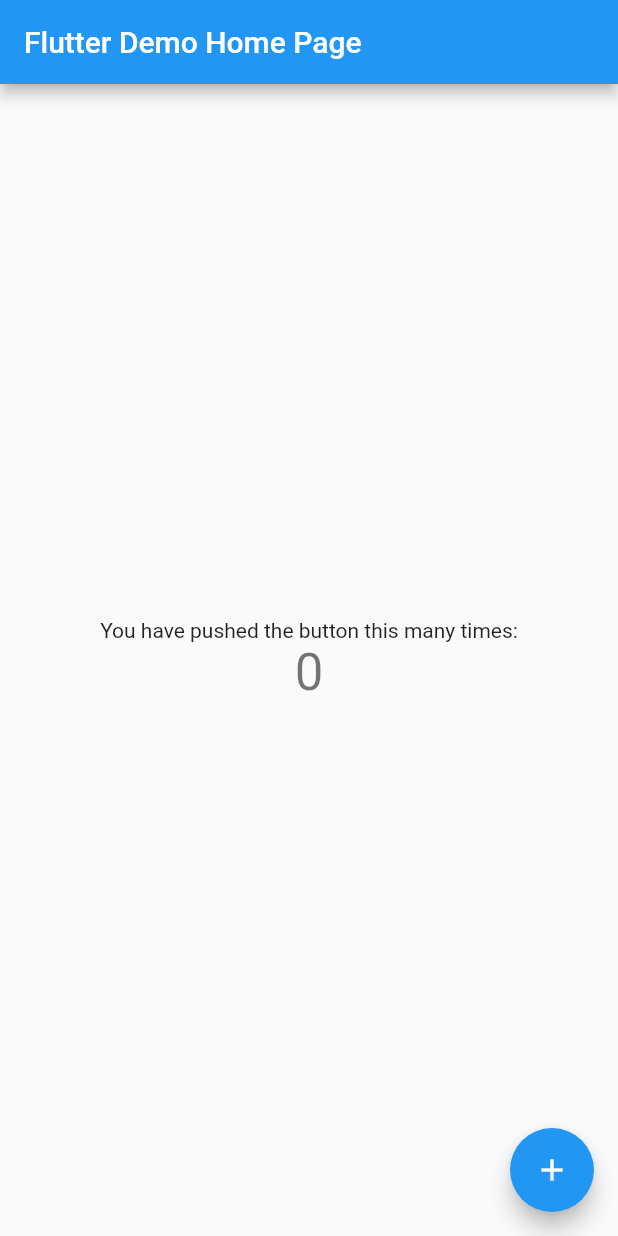
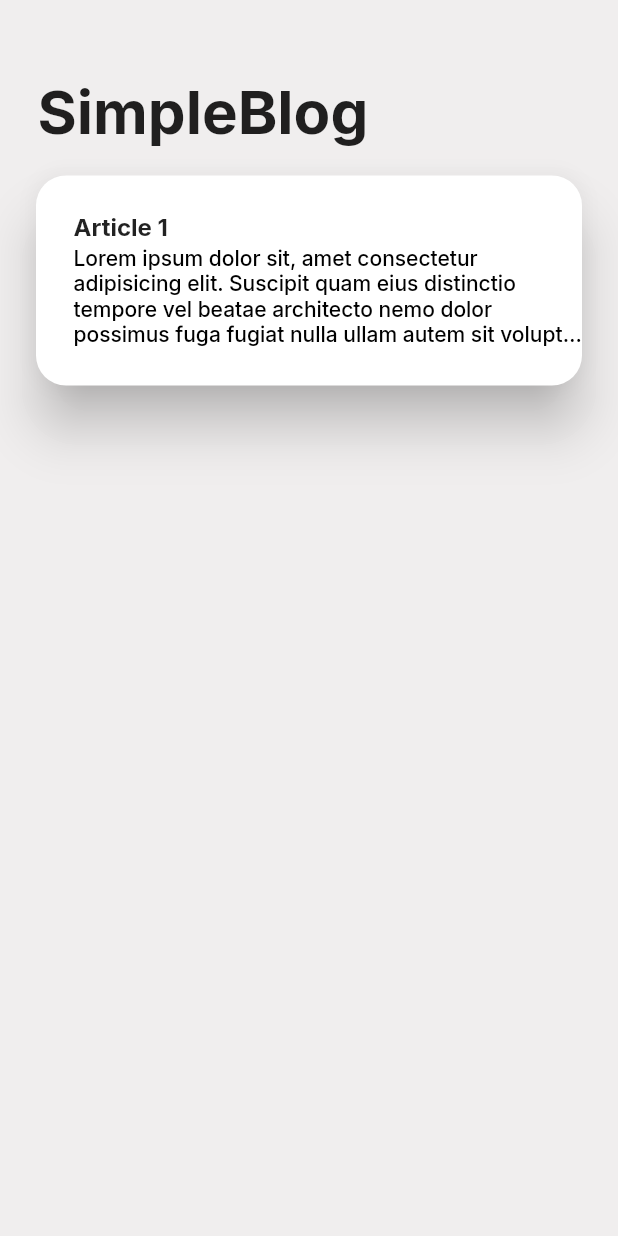
Before and after one commit to PapiHack/galsen-dev-wec-demo, a Flutter app: the screen it shows after launch, on a phone screen of 412 x 824 dp. Run offline on Flutter 3.47's test engine with Material 2 defaults, Android fonts, the phone set to English and light mode, and no system bars; our stand-ins replace flutter_dotenv, google_fonts, sizer.

Commit message:
Fix graddle build issue & integrate list article page

```diff
--- /dev/null
+++ b/simple_blog_app/lib/config/app_colors.dart
@@ -0,0 +1,7 @@
+import 'package:flutter/material.dart';
+
+class AppColors {
+  static const Color background = Color(0xF5EFEDED);
+  static const Color black = Color(0x00000000);
+  static const Color strokeInputActif = Color(0xFF13C2C2);
+}
--- /dev/null
+++ b/simple_blog_app/lib/config/app_router.dart
@@ -0,0 +1,31 @@
+import 'package:flutter/material.dart';
+import 'package:simple_blog_app/presentation/presentation.dart';
+
+class AppRouter {
+  static Route<dynamic> generateRoutes(RouteSettings settings) {
+    switch (settings.name) {
+      case '/':
+      case '/articles':
+        return MaterialPageRoute(
+          builder: (_) => const ListArticlesScreen(),
+        );
+      default:
+        return _errorRoute();
+    }
+  }
+
+  static Route<dynamic> _errorRoute() {
+    return MaterialPageRoute(
+      builder: (_) {
+        return Scaffold(
+          appBar: AppBar(
+            title: const Text('Error'),
+          ),
+          body: const Center(
+            child: Text('error'),
+          ),
+        );
+      },
+    );
+  }
+}
--- /dev/null
+++ b/simple_blog_app/lib/config/app_theme.dart
@@ -0,0 +1,16 @@
+import 'package:flutter/material.dart';
+import 'package:simple_blog_app/config/config.dart';
+
+class AppTheme {
+  static ThemeData get theme => ThemeData(
+        fontFamily: 'Inter',
+        primaryColor: AppColors.black,
+        backgroundColor: AppColors.background,
+        scaffoldBackgroundColor: AppColors.background,
+        bottomSheetTheme: const BottomSheetThemeData(
+          backgroundColor: AppColors.background,
+        ),
+        focusColor: AppColors.strokeInputActif,
+        brightness: Brightness.light,
+      );
+}
--- a/simple_blog_app/lib/config/config.dart
+++ b/simple_blog_app/lib/config/config.dart
@@ -0,0 +1,3 @@
+export 'app_colors.dart';
+export 'app_router.dart';
+export 'app_theme.dart';
--- a/simple_blog_app/lib/main.dart
+++ b/simple_blog_app/lib/main.dart
@@ -1,113 +1,17 @@
 import 'package:flutter/material.dart';
+import 'package:flutter/services.dart';
+import 'package:simple_blog_app/simple_blog_app.dart';
+import 'package:simple_blog_app/utils/utils.dart';
 
-void main() {
-  runApp(MyApp());
+Future<void> main() async {
+  WidgetsFlutterBinding.ensureInitialized();
+  await EnvironmentConfig.load();
+
+  SystemChrome.setPreferredOrientations([
+    DeviceOrientation.portraitUp,
+  ]).then(
+    (value) => runApp(
+      SimpleBlogApp(),
+    ),
+  );
 }
-
-class MyApp extends StatelessWidget {
-  // This widget is the root of your application.
-  @override
-  Widget build(BuildContext context) {
-    return MaterialApp(
-      title: 'Flutter Demo',
-      theme: ThemeData(
-        // This is the theme of your application.
-        //
-        // Try running your application with "flutter run". You'll see the
-        // application has a blue toolbar. Then, without quitting the app, try
-        // changing the primarySwatch below to Colors.green and then invoke
-        // "hot reload" (press "r" in the console where you ran "flutter run",
-        // or simply save your changes to "hot reload" in a Flutter IDE).
-        // Notice that the counter didn't reset back to zero; the application
-        // is not restarted.
-        primarySwatch: Colors.blue,
-      ),
-      home: MyHomePage(title: 'Flutter Demo Home Page'),
-    );
-  }
-}
-
-class MyHomePage extends StatefulWidget {
-  MyHomePage({Key? key, required this.title}) : super(key: key);
-
-  // This widget is the home page of your application. It is stateful, meaning
-  // that it has a State object (defined below) that contains fields that affect
-  // how it looks.
-
-  // This class is the configuration for the state. It holds the values (in this
-  // case the title) provided by the parent (in this case the App widget) and
-  // used by the build method of the State. Fields in a Widget subclass are
-  // always marked "final".
-
-  final String title;
-
-  @override
-  _MyHomePageState createState() => _MyHomePageState();
-}
-
-class _MyHomePageState extends State<MyHomePage> {
-  int _counter = 0;
-
-  void _incrementCounter() {
-    setState(() {
-      // This call to setState tells the Flutter framework that something has
-      // changed in this State, which causes it to rerun the build method below
-      // so that the display can reflect the updated values. If we changed
-      // _counter without calling setState(), then the build method would not be
-      // called again, and so nothing would appear to happen.
-      _counter++;
-    });
-  }
-
-  @override
-  Widget build(BuildContext context) {
-    // This method is rerun every time setState is called, for instance as done
-    // by the _incrementCounter method above.
-    //
-    // The Flutter framework has been optimized to make rerunning build methods
-    // fast, so that you can just rebuild anything that needs updating rather
-    // than having to individually change instances of widgets.
-    return Scaffold(
-      appBar: AppBar(
-        // Here we take the value from the MyHomePage object that was created by
-        // the App.build method, and use it to set our appbar title.
-        title: Text(widget.title),
-      ),
-      body: Center(
-        // Center is a layout widget. It takes a single child and positions it
-        // in the middle of the parent.
-        child: Column(
-          // Column is also a layout widget. It takes a list of children and
-          // arranges them vertically. By default, it sizes itself to fit its
-          // children horizontally, and tries to be as tall as its parent.
-          //
-          // Invoke "debug painting" (press "p" in the console, choose the
-          // "Toggle Debug Paint" action from the Flutter Inspector in Android
-          // Studio, or the "Toggle Debug Paint" command in Visual Studio Code)
-          // to see the wireframe for each widget.
-          //
-          // Column has various properties to control how it sizes itself and
-          // how it positions its children. Here we use mainAxisAlignment to
-          // center the children vertically; the main axis here is the vertical
-          // axis because Columns are vertical (the cross axis would be
-          // horizontal).
-          mainAxisAlignment: MainAxisAlignment.center,
-          children: <Widget>[
-            Text(
-              'You have pushed the button this many times:',
-            ),
-            Text(
-              '$_counter',
-              style: Theme.of(context).textTheme.headline4,
-            ),
-          ],
-        ),
-      ),
-      floatingActionButton: FloatingActionButton(
-        onPressed: _incrementCounter,
-        tooltip: 'Increment',
-        child: Icon(Icons.add),
-      ), // This trailing comma makes auto-formatting nicer for build methods.
-    );
-  }
-}
--- /dev/null
+++ b/simple_blog_app/lib/presentation/views/article_creation_screen.dart
@@ -0,0 +1,10 @@
+import 'package:flutter/material.dart';
+
+class ArticleCreationScreen extends StatelessWidget {
+  const ArticleCreationScreen({Key? key}) : super(key: key);
+
+  @override
+  Widget build(BuildContext context) {
+    return Container();
+  }
+}
--- /dev/null
+++ b/simple_blog_app/lib/presentation/views/article_detail_screen.dart
@@ -0,0 +1,10 @@
+import 'package:flutter/material.dart';
+
+class ArticleDetailScreen extends StatelessWidget {
+  const ArticleDetailScreen({Key? key}) : super(key: key);
+
+  @override
+  Widget build(BuildContext context) {
+    return Container();
+  }
+}
--- /dev/null
+++ b/simple_blog_app/lib/presentation/views/list_articles_screen.dart
@@ -0,0 +1,31 @@
+import 'package:flutter/material.dart';
+import 'package:simple_blog_app/presentation/widgets/widgets.dart';
+
+class ListArticlesScreen extends StatelessWidget {
+  const ListArticlesScreen({Key? key}) : super(key: key);
+
+  @override
+  Widget build(BuildContext context) {
+    return Scaffold(
+      body: SafeArea(
+        child: Column(
+          crossAxisAlignment: CrossAxisAlignment.start,
+          children: [
+            TitleWidget(
+              title: 'SimpleBlog',
+            ),
+            Expanded(
+              child: SingleChildScrollView(
+                child: Column(
+                  children: [
+                    ListArticleItemWidget(),
+                  ],
+                ),
+              ),
+            )
+          ],
+        ),
+      ),
+    );
+  }
+}
--- a/simple_blog_app/lib/presentation/views/views.dart
+++ b/simple_blog_app/lib/presentation/views/views.dart
@@ -0,0 +1,3 @@
+export 'article_creation_screen.dart';
+export 'article_detail_screen.dart';
+export 'list_articles_screen.dart';
--- /dev/null
+++ b/simple_blog_app/lib/presentation/widgets/articles/article_form_creation_widget.dart
@@ -0,0 +1,10 @@
+import 'package:flutter/material.dart';
+
+class ArticleFormCreationWidget extends StatelessWidget {
+  const ArticleFormCreationWidget({Key? key}) : super(key: key);
+
+  @override
+  Widget build(BuildContext context) {
+    return Container();
+  }
+}
--- /dev/null
+++ b/simple_blog_app/lib/presentation/widgets/articles/list_article_item_detail_widget.dart
@@ -0,0 +1,10 @@
+import 'package:flutter/material.dart';
+
+class ListArticleItemDetailWidget extends StatelessWidget {
+  const ListArticleItemDetailWidget({Key? key}) : super(key: key);
+
+  @override
+  Widget build(BuildContext context) {
+    return Container();
+  }
+}
--- /dev/null
+++ b/simple_blog_app/lib/presentation/widgets/articles/list_article_item_widget.dart
@@ -0,0 +1,66 @@
+import 'package:flutter/material.dart';
+import 'package:google_fonts/google_fonts.dart';
+
+class ListArticleItemWidget extends StatelessWidget {
+  const ListArticleItemWidget({Key? key}) : super(key: key);
+
+  @override
+  Widget build(BuildContext context) {
+    return Container(
+      margin: EdgeInsets.symmetric(
+        vertical: 15,
+        horizontal: 20,
+      ),
+      child: Card(
+        shadowColor: Colors.black,
+        surfaceTintColor: Colors.black,
+        elevation: 15.0,
+        shape: RoundedRectangleBorder(
+          // side: BorderSide(width: 3.0),
+          borderRadius: BorderRadius.all(
+            Radius.circular(
+              20,
+            ),
+          ),
+        ),
+        child: Column(
+          crossAxisAlignment: CrossAxisAlignment.start,
+          children: [
+            Container(
+              margin: EdgeInsets.only(
+                left: 25,
+                top: 24,
+              ),
+              child: Text(
+                'Article 1',
+                style: GoogleFonts.inter(
+                  fontSize: 16,
+                  fontWeight: FontWeight.w700,
+                  fontStyle: FontStyle.normal,
+                ),
+              ),
+            ),
+            Container(
+              margin: EdgeInsets.only(
+                left: 25,
+                top: 3,
+                bottom: 26,
+              ),
+              child: Text(
+                'Lorem ipsum dolor sit, amet consectetur adipisicing elit. Suscipit quam eius distinctio tempore vel beatae architecto nemo dolor possimus fuga fugiat nulla ullam autem sit voluptatum error dolores hic placeat, facere velit nam! Officiis porro maiores ex fugit veritatis ipsa!',
+                maxLines: 4,
+                overflow: TextOverflow.ellipsis,
+                style: GoogleFonts.inter(
+                  color: Colors.black,
+                  fontSize: 14,
+                  fontWeight: FontWeight.w500,
+                  fontStyle: FontStyle.normal,
+                ),
+              ),
+            ),
+          ],
+        ),
+      ),
+    );
+  }
+}
--- /dev/null
+++ b/simple_blog_app/lib/presentation/widgets/title_widget.dart
@@ -0,0 +1,28 @@
+import 'package:flutter/material.dart';
+import 'package:google_fonts/google_fonts.dart';
+
+class TitleWidget extends StatelessWidget {
+  final String title;
+  const TitleWidget({
+    required this.title,
+    Key? key,
+  }) : super(key: key);
+
+  @override
+  Widget build(BuildContext context) {
+    return Container(
+      margin: EdgeInsets.only(
+        top: 50,
+        left: 25,
+      ),
+      child: Text(
+        title,
+        style: GoogleFonts.inter(
+          fontSize: 40,
+          fontWeight: FontWeight.w700,
+          fontStyle: FontStyle.normal,
+        ),
+      ),
+    );
+  }
+}
--- a/simple_blog_app/lib/presentation/widgets/widgets.dart
+++ b/simple_blog_app/lib/presentation/widgets/widgets.dart
@@ -0,0 +1,4 @@
+export 'articles/article_form_creation_widget.dart';
+export 'articles/list_article_item_widget.dart';
+export 'articles/list_article_item_detail_widget.dart';
+export 'title_widget.dart';
--- a/simple_blog_app/lib/simple_blog_app.dart
+++ b/simple_blog_app/lib/simple_blog_app.dart
@@ -1,10 +1,25 @@
 import 'package:flutter/material.dart';
+import 'package:sizer/sizer.dart';
+import 'package:simple_blog_app/config/config.dart';
 
 class SimpleBlogApp extends StatelessWidget {
   const SimpleBlogApp({Key? key}) : super(key: key);
 
   @override
   Widget build(BuildContext context) {
-    return Container();
+    return Sizer(
+      builder: ((
+        context,
+        orientation,
+        deviceType,
+      ) =>
+          MaterialApp(
+            title: 'SimpleBlog',
+            theme: AppTheme.theme,
+            onGenerateRoute: AppRouter.generateRoutes,
+            initialRoute: '/',
+            debugShowCheckedModeBanner: false,
+          )),
+    );
   }
 }
--- a/simple_blog_app/lib/utils/environment_config.dart
+++ b/simple_blog_app/lib/utils/environment_config.dart
@@ -1,7 +1,9 @@
 import 'package:flutter_dotenv/flutter_dotenv.dart';
 
 class EnvironmentConfig {
+
   static Future<void> load() async => await dotenv.load(fileName: '.env');
 
   static String getEnv(String name) => dotenv.env[name]!;
+
 }
```
Also changed, not shown: 3 other files.
